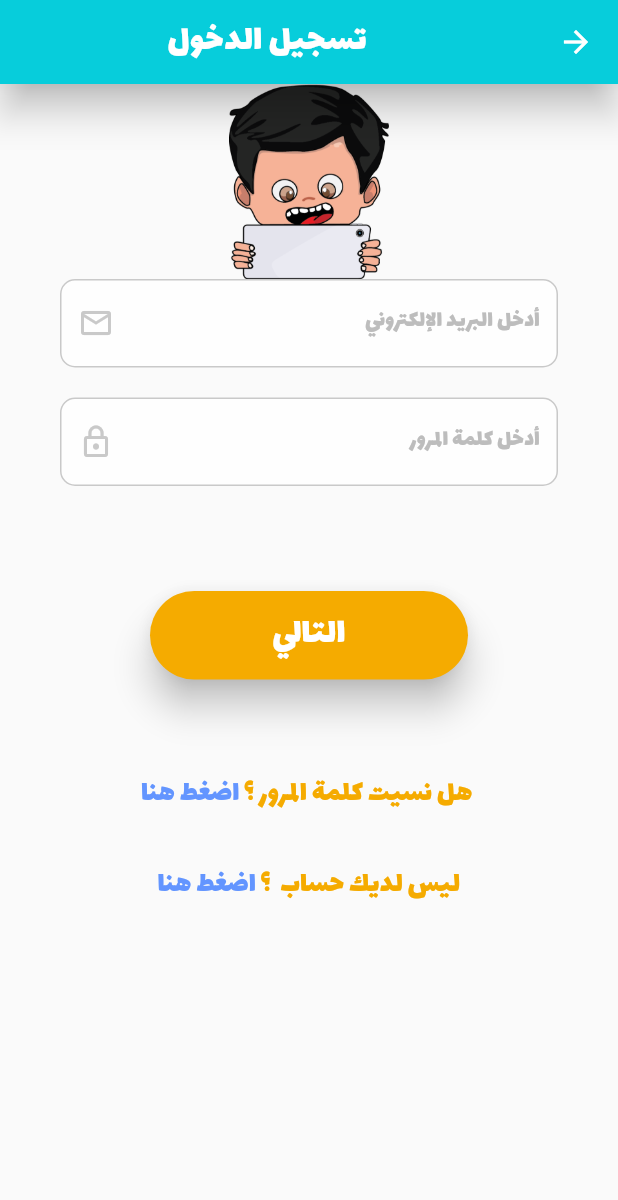
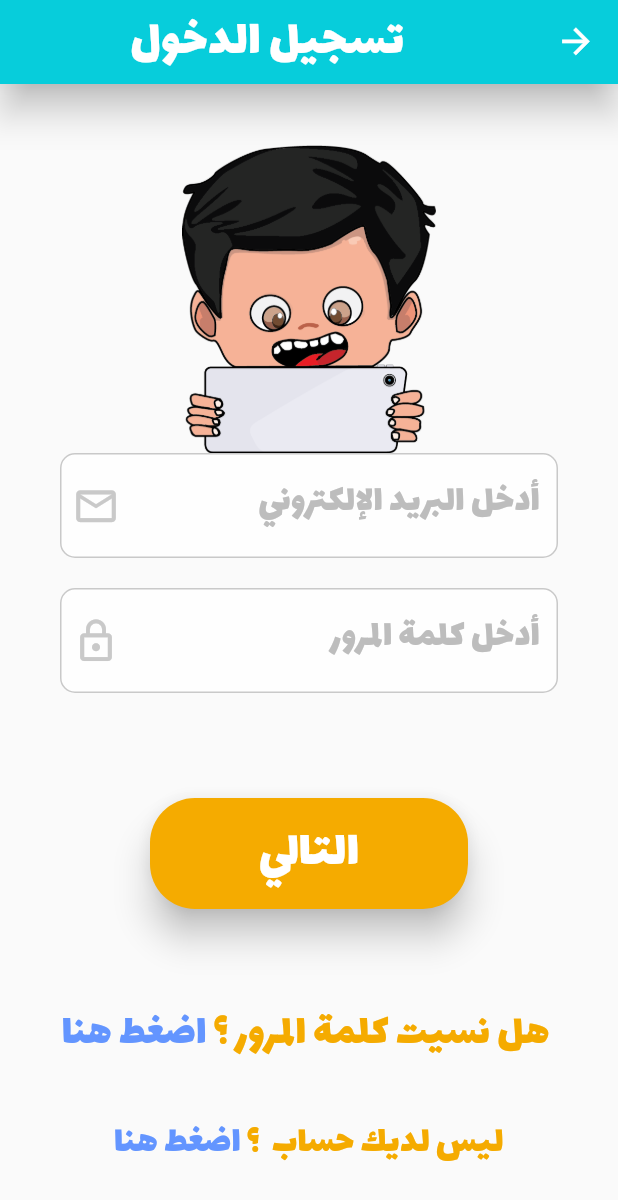
Before and after one commit to Qusai-Z/Little_Reader, a Flutter app: the FirstPage screen opened by its route, after a tap on "تسجيل الدخول", on a phone screen of 412 x 824 dp. Shown: the top 1200 px of the screen. Run offline on Flutter 3.47's test engine with Material 2 defaults, Android fonts, the phone set to English and light mode, and no system bars; drawn by our look-alikes of modal_progress_hud_nsn; our stand-ins replace assets_audio_player, awesome_dialog, cloud_firestore, firebase_auth, firebase_core and 1 more; missing offline and left inert: dart:ffi, flutter_azure_tts, flutter_speech, random_string_generator; accounts and stored records are empty; network calls fail.

Commit message:
complete responsive design

```diff
--- a/lib/main.dart
+++ b/lib/main.dart
@@ -38,7 +38,7 @@ class MyApp extends StatelessWidget {
   Widget build(BuildContext context) {
     return MaterialApp(
       debugShowCheckedModeBanner: false,
-      home: WordsPage(), //isLoggedIn == true ? Accounts() : const FirstPage(),
+      home: isLoggedIn == true ? Accounts() : const FirstPage(),
       routes: {
         FirstPage.ScreenRoute: (context) => const FirstPage(),
         SignIn.ScreenRoute: (context) => const SignIn(),
--- a/lib/views/registeration/inf_entry/first_page.dart
+++ b/lib/views/registeration/inf_entry/first_page.dart
@@ -28,6 +28,8 @@ class _FirstPageState extends State<FirstPage> {
 
   @override
   Widget build(BuildContext context) {
+    final currentHeight = MediaQuery.of(context).size.height;
+    final currentwidth = MediaQuery.of(context).size.width;
     SystemChrome.setPreferredOrientations([
       DeviceOrientation.portraitUp,
       DeviceOrientation.portraitDown,
@@ -36,7 +38,7 @@ class _FirstPageState extends State<FirstPage> {
       //ModalProgressHUD is for displaying circle loading when switching between screens
       child: ModalProgressHUD(
         //color of circle loading shape
-        color: Color.fromRGBO(245, 171, 0, 1),
+        color: const Color.fromRGBO(245, 171, 0, 1),
         //false by default
         inAsyncCall: isLoading,
         child: Scaffold(
@@ -49,7 +51,7 @@ class _FirstPageState extends State<FirstPage> {
                   ),
 
                   Container(
-                    height: 200,
+                    height: currentHeight / 4,
                     decoration: const BoxDecoration(
                       image: DecorationImage(
                         image: NetworkImage(
@@ -58,18 +60,18 @@ class _FirstPageState extends State<FirstPage> {
                     ),
                   ),
 
-                  const Text(
+                  Text(
                     'أهلا بك مع القارئ الصغير',
                     style: TextStyle(
-                      fontSize: 25,
+                      fontSize: currentHeight / 20,
                       fontFamily: 'Lalezar',
-                      color: Color.fromRGBO(245, 171, 0, 1),
+                      color: const Color.fromRGBO(245, 171, 0, 1),
                     ),
                   ),
                   // ignore: sized_box_for_whitespace
                   Container(
-                    width: 200,
-                    height: 50,
+                    width: currentwidth / 2,
+                    height: currentHeight / 20,
                     // ignore: prefer_const_constructors
                     child: Divider(
                       thickness: 3,
@@ -84,7 +86,6 @@ class _FirstPageState extends State<FirstPage> {
                       Expanded(
                         child: Container(
                           margin: const EdgeInsets.only(left: 100, right: 100),
-                          width: 300,
                           child: RawMaterialButton(
                             shape: RoundedRectangleBorder(
                               borderRadius: BorderRadius.circular(30),
@@ -109,13 +110,13 @@ class _FirstPageState extends State<FirstPage> {
                               //after finishing the process; set the state to false again
                             },
                             elevation: 10,
-                            fillColor: Color.fromRGBO(7, 205, 219, 1),
+                            fillColor: const Color.fromRGBO(7, 205, 219, 1),
                             // ignore: sort_child_properties_last
-                            child: const Text(
+                            child: Text(
                               'دخول الطفل',
                               style: TextStyle(
-                                color: Color.fromARGB(255, 255, 255, 255),
-                                fontSize: 30,
+                                color: const Color.fromARGB(255, 255, 255, 255),
+                                fontSize: currentHeight / 28,
                                 fontFamily: 'Lalezar',
                               ),
                             ),
@@ -134,7 +135,6 @@ class _FirstPageState extends State<FirstPage> {
                       Expanded(
                         child: Container(
                           margin: const EdgeInsets.only(left: 100, right: 100),
-                          width: 270,
                           child: RawMaterialButton(
                             shape: RoundedRectangleBorder(
                               borderRadius: BorderRadius.circular(30),
@@ -144,13 +144,13 @@ class _FirstPageState extends State<FirstPage> {
                               Navigator.pushNamed(context, SignUp.ScreenRoute);
                             },
                             elevation: 10.0,
-                            fillColor: Color.fromRGBO(245, 171, 0, 1),
+                            fillColor: const Color.fromRGBO(245, 171, 0, 1),
                             // ignore: sort_child_properties_last
-                            child: const Text(
+                            child: Text(
                               'دخول ولي الأمر',
                               style: TextStyle(
-                                color: Color.fromARGB(255, 255, 255, 255),
-                                fontSize: 25,
+                                color: const Color.fromARGB(255, 255, 255, 255),
+                                fontSize: currentHeight / 28,
                                 fontFamily: 'Lalezar',
                               ),
                             ),
@@ -167,13 +167,13 @@ class _FirstPageState extends State<FirstPage> {
                     onTap: (() {
                       Navigator.pushNamed(context, SignIn.ScreenRoute);
                     }),
-                    child: const Text(
+                    child: Text(
                       'تسجيل الدخول',
                       style: TextStyle(
-                        fontSize: 20,
+                        fontSize: currentHeight / 28,
                         fontFamily: 'Lalezar',
                         fontWeight: FontWeight.bold,
-                        color: Color.fromRGBO(245, 171, 0, 1),
+                        color: const Color.fromRGBO(245, 171, 0, 1),
                       ),
                     ),
                   ),
--- a/lib/views/registeration/inf_entry/sign_in.dart
+++ b/lib/views/registeration/inf_entry/sign_in.dart
@@ -26,6 +26,7 @@ class _SignInState extends State<SignIn> {
 
   @override
   Widget build(BuildContext context) {
+    final currentHeight = MediaQuery.of(context).size.height;
     SystemChrome.setPreferredOrientations([
       DeviceOrientation.portraitUp,
       DeviceOrientation.portraitDown,
@@ -37,19 +38,28 @@ class _SignInState extends State<SignIn> {
           inAsyncCall: isLoading,
           child: Scaffold(
             appBar: AppBar(
-              title: const Directionality(
+              title: Directionality(
                 textDirection: TextDirection.rtl,
                 child: Center(
                   child: Text(
                     'تسجيل الدخول',
                     style: TextStyle(
-                      fontSize: 25,
+                      fontSize: currentHeight / 24,
                       fontFamily: 'Lalezar',
                     ),
                   ),
                 ),
               ),
-              backgroundColor: Color.fromRGBO(7, 205, 219, 1),
+              leading: IconButton(
+                onPressed: () {
+                  Navigator.pop(context);
+                },
+                icon: Icon(
+                  Icons.arrow_back,
+                  size: currentHeight / 30,
+                ),
+              ),
+              backgroundColor: const Color.fromRGBO(7, 205, 219, 1),
               elevation: 10,
             ),
             body: Directionality(
@@ -58,9 +68,12 @@ class _SignInState extends State<SignIn> {
                 child: Column(
                   mainAxisAlignment: MainAxisAlignment.center,
                   children: [
+                    const SizedBox(
+                      height: 40,
+                    ),
                     Image.asset(
                       'imgs/little-kid.png',
-                      height: 130,
+                      height: currentHeight / 4,
                     ),
                     // ignore: sized_box_for_whitespace
                     Form(
@@ -76,6 +89,8 @@ class _SignInState extends State<SignIn> {
                                   margin: const EdgeInsets.only(
                                       left: 40, right: 40),
                                   child: TextFormField(
+                                    style:
+                                        TextStyle(fontSize: currentHeight / 32),
                                     decoration: InputDecoration(
                                       enabledBorder: const OutlineInputBorder(
                                         borderSide: BorderSide(
@@ -92,10 +107,11 @@ class _SignInState extends State<SignIn> {
                                               Color.fromRGBO(255, 113, 25, 1),
                                         ),
                                       ),
-                                      suffixIcon: const Icon(
+                                      suffixIcon: Icon(
                                         Icons.email_outlined,
-                                        color:
-                                            Color.fromARGB(255, 201, 201, 201),
+                                        color: const Color.fromARGB(
+                                            255, 201, 201, 201),
+                                        size: currentHeight / 26,
                                       ),
                                       border: const OutlineInputBorder(),
                                       filled: true,
@@ -138,6 +154,8 @@ class _SignInState extends State<SignIn> {
                                   margin: const EdgeInsets.only(
                                       left: 40, right: 40),
                                   child: TextFormField(
+                                    style:
+                                        TextStyle(fontSize: currentHeight / 32),
                                     decoration: InputDecoration(
                                         enabledBorder: const OutlineInputBorder(
                                           borderSide: BorderSide(
@@ -154,10 +172,11 @@ class _SignInState extends State<SignIn> {
                                                 Color.fromRGBO(255, 113, 25, 1),
                                           ),
                                         ),
-                                        suffixIcon: const Icon(
+                                        suffixIcon: Icon(
                                           Icons.lock_outline,
-                                          color: Color.fromARGB(
+                                          color: const Color.fromARGB(
                                               255, 201, 201, 201),
+                                          size: currentHeight / 26,
                                         ),
                                         border: const OutlineInputBorder(),
                                         filled: true,
@@ -222,11 +241,11 @@ class _SignInState extends State<SignIn> {
                                       AwesomeDialog(
                                         context: context,
                                         title: '!خطأ',
-                                        body: const Text(
+                                        body: Text(
                                           'لا يوجد بريد مسجل بهذا الاسم',
                                           style: TextStyle(
                                               fontFamily: 'Lalezar',
-                                              fontSize: 25,
+                                              fontSize: currentHeight / 28,
                                               color: Colors.red),
                                         ),
                                       ).show();
@@ -235,11 +254,11 @@ class _SignInState extends State<SignIn> {
                                       AwesomeDialog(
                                         context: context,
                                         title: '!خطأ',
-                                        body: const Text(
+                                        body: Text(
                                           'كلمة المرور غير صحيحة',
                                           style: TextStyle(
                                               fontFamily: 'Lalezar',
-                                              fontSize: 25,
+                                              fontSize: currentHeight / 28,
                                               color: Colors.red),
                                         ),
                                       ).show();
@@ -254,14 +273,14 @@ class _SignInState extends State<SignIn> {
                               },
 
                               elevation: 10,
-                              fillColor: Color.fromRGBO(245, 171, 0, 1),
+                              fillColor: const Color.fromRGBO(245, 171, 0, 1),
                               // ignore: sort_child_properties_last
-                              child: const Text(
+                              child: Text(
                                 'التالي',
                                 // ignore: unnecessary_const
-                                style: const TextStyle(
+                                style: TextStyle(
                                   color: Colors.white,
-                                  fontSize: 25,
+                                  fontSize: currentHeight / 24,
                                   fontFamily: 'Lalezar',
                                 ),
                               ),
@@ -278,12 +297,12 @@ class _SignInState extends State<SignIn> {
                     Row(
                       mainAxisAlignment: MainAxisAlignment.center,
                       children: [
-                        const Text(
+                        Text(
                           ' هل نسيت كلمة المرور ؟',
                           style: TextStyle(
                             fontFamily: 'Lalezar',
-                            fontSize: 20,
-                            color: Color.fromRGBO(245, 171, 0, 1),
+                            fontSize: currentHeight / 28,
+                            color: const Color.fromRGBO(245, 171, 0, 1),
                           ),
                         ),
                         InkWell(
@@ -291,12 +310,12 @@ class _SignInState extends State<SignIn> {
                             Navigator.pushNamed(
                                 context, ForgetPass.ScreenRoute);
                           },
-                          child: const Text(
+                          child: Text(
                             ' اضغط هنا',
                             style: TextStyle(
                               fontFamily: 'Lalezar',
-                              fontSize: 20,
-                              color: Color.fromRGBO(99, 149, 255, 1),
+                              fontSize: currentHeight / 28,
+                              color: const Color.fromRGBO(99, 149, 255, 1),
                             ),
                           ),
                         ),
@@ -308,24 +327,24 @@ class _SignInState extends State<SignIn> {
                     Row(
                       mainAxisAlignment: MainAxisAlignment.center,
                       children: [
-                        const Text(
+                        Text(
                           'ليس لديك حساب  ؟ ',
                           style: TextStyle(
                             fontFamily: 'Lalezar',
-                            fontSize: 20,
-                            color: Color.fromRGBO(245, 171, 0, 1),
+                            fontSize: currentHeight / 32,
+                            color: const Color.fromRGBO(245, 171, 0, 1),
                           ),
                         ),
                         InkWell(
                           onTap: () {
                             Navigator.pushNamed(context, SignUp.ScreenRoute);
                           },
-                          child: const Text(
+                          child: Text(
                             'اضغط هنا',
                             style: TextStyle(
                               fontFamily: 'Lalezar',
-                              fontSize: 20,
-                              color: Color.fromRGBO(99, 149, 255, 1),
+                              fontSize: currentHeight / 32,
+                              color: const Color.fromRGBO(99, 149, 255, 1),
                             ),
                           ),
                         ),
```
Also changed, not shown: lib/views/registeration/inf_entry/add_child.dart (+13 -9 lines), lib/views/registeration/inf_entry/sign_up.dart (+77 -79 lines).
